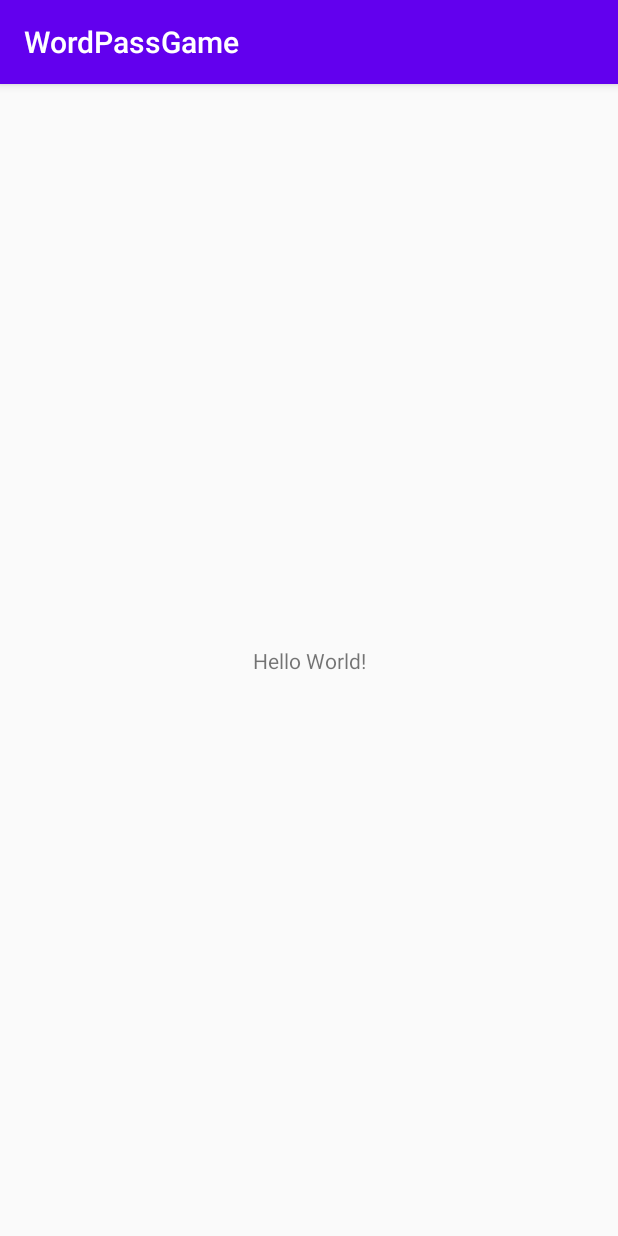
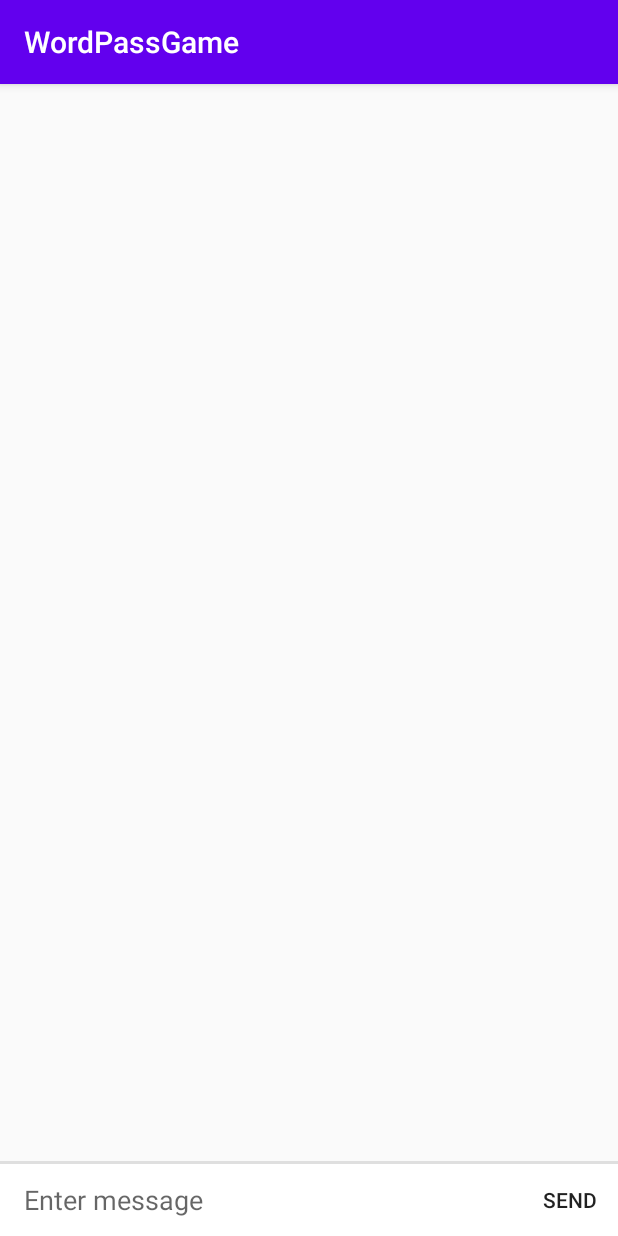
Before and after one commit to kbh97102/WordPassGame, an Android app: the screen it shows after launch (MainActivity), on a phone screen of 412 x 824 dp. Run offline under Robolectric (Android 15) with nearby library versions, the phone set to English and light mode, and no system bars.

Commit message:
Add RecyclerView

```diff
--- a/app/build.gradle
+++ b/app/build.gradle
@@ -10,6 +10,8 @@ android {
         targetSdkVersion 29
         versionCode 1
         versionName "1.0"
+
+        viewBinding.enabled = true
 
         testInstrumentationRunner "androidx.test.runner.AndroidJUnitRunner"
     }
@@ -26,6 +28,9 @@ dependencies {
     implementation fileTree(dir: "libs", include: ["*.jar"])
     implementation 'androidx.appcompat:appcompat:1.1.0'
     implementation 'androidx.constraintlayout:constraintlayout:1.1.3'
+
+    implementation "androidx.recyclerview:recyclerview:1.1.0"
+
     testImplementation 'junit:junit:4.12'
     androidTestImplementation 'androidx.test.ext:junit:1.1.1'
     androidTestImplementation 'androidx.test.espresso:espresso-core:3.2.0'
--- a/app/src/main/java/com/example/wordpassgame/MainActivity.java
+++ b/app/src/main/java/com/example/wordpassgame/MainActivity.java
@@ -4,11 +4,16 @@ import androidx.appcompat.app.AppCompatActivity;
 
 import android.os.Bundle;
 
+import com.example.wordpassgame.databinding.ActivityMainBinding;
+
 public class MainActivity extends AppCompatActivity {
+
+    private ActivityMainBinding binding;
 
     @Override
     protected void onCreate(Bundle savedInstanceState) {
         super.onCreate(savedInstanceState);
-        setContentView(R.layout.activity_main);
+        binding = ActivityMainBinding.inflate(getLayoutInflater());
+        setContentView(binding.getRoot());
     }
 }
--- /dev/null
+++ b/app/src/main/java/com/example/wordpassgame/recycler/RecyclerAdapter.java
@@ -0,0 +1,29 @@
+package com.example.wordpassgame.recycler;
+
+import android.view.ViewGroup;
+
+import androidx.annotation.NonNull;
+import androidx.recyclerview.widget.RecyclerView;
+
+public class RecyclerAdapter extends RecyclerView.Adapter<RecyclerHolder> {
+
+    public RecyclerAdapter(){
+
+    }
+
+    @NonNull
+    @Override
+    public RecyclerHolder onCreateViewHolder(@NonNull ViewGroup parent, int viewType) {
+        return null;
+    }
+
+    @Override
+    public void onBindViewHolder(@NonNull RecyclerHolder holder, int position) {
+
+    }
+
+    @Override
+    public int getItemCount() {
+        return 0;
+    }
+}
--- /dev/null
+++ b/app/src/main/java/com/example/wordpassgame/recycler/RecyclerHolder.java
@@ -0,0 +1,13 @@
+package com.example.wordpassgame.recycler;
+
+import android.view.View;
+
+import androidx.annotation.NonNull;
+import androidx.recyclerview.widget.RecyclerView;
+
+public class RecyclerHolder extends RecyclerView.ViewHolder {
+
+    public RecyclerHolder(@NonNull View itemView) {
+        super(itemView);
+    }
+}
--- a/app/src/main/res/layout/activity_main.xml
+++ b/app/src/main/res/layout/activity_main.xml
@@ -6,13 +6,58 @@
     android:layout_height="match_parent"
     tools:context=".MainActivity">
 
-    <TextView
-        android:layout_width="wrap_content"
+    <androidx.recyclerview.widget.RecyclerView
+        android:id="@+id/reyclerview_message_list"
+        android:layout_width="0dp"
+        android:layout_height="0dp"
+        app:layout_constraintTop_toTopOf="parent"
+        app:layout_constraintLeft_toLeftOf="parent"
+        app:layout_constraintRight_toRightOf="parent">
+    </androidx.recyclerview.widget.RecyclerView>
+
+    <!-- A horizontal line between the chatbox and RecyclerView -->
+    <View
+        android:layout_width="0dp"
+        android:layout_height="2dp"
+        android:background="#dfdfdf"
+        android:layout_marginBottom="0dp"
+        app:layout_constraintBottom_toTopOf="@+id/layout_chatbox"
+        app:layout_constraintLeft_toLeftOf="parent"
+        app:layout_constraintRight_toRightOf="parent"/>
+
+    <LinearLayout
+        android:id="@+id/layout_chatbox"
+        android:layout_width="0dp"
         android:layout_height="wrap_content"
-        android:text="Hello World!"
+        android:orientation="horizontal"
+        android:minHeight="48dp"
+        android:background="#ffffff"
         app:layout_constraintBottom_toBottomOf="parent"
-        app:layout_constraintLeft_toLeftOf="parent"
         app:layout_constraintRight_toRightOf="parent"
-        app:layout_constraintTop_toTopOf="parent" />
+        app:layout_constraintLeft_toLeftOf="parent">
 
+        <EditText
+            android:id="@+id/edittext_chatbox"
+            android:hint="Enter message"
+            android:background="@android:color/transparent"
+            android:layout_gravity="center"
+            android:layout_marginLeft="16dp"
+            android:layout_marginRight="16dp"
+            android:layout_width="0dp"
+            android:layout_weight="1"
+            android:layout_height="wrap_content"
+            android:maxLines="6"/>
+
+        <Button
+            android:id="@+id/button_chatbox_send"
+            android:text="SEND"
+            android:textSize="14dp"
+            android:background="?attr/selectableItemBackground"
+            android:clickable="true"
+            android:layout_width="64dp"
+            android:layout_height="48dp"
+            android:gravity="center"
+            android:layout_gravity="bottom" />
+
+    </LinearLayout>
 </androidx.constraintlayout.widget.ConstraintLayout>
--- a/app/src/main/res/values/strings.xml
+++ b/app/src/main/res/values/strings.xml
@@ -1,3 +1,4 @@
 <resources>
     <string name="app_name">WordPassGame</string>
+    <string name="button_ok">OK</string>
 </resources>
```
